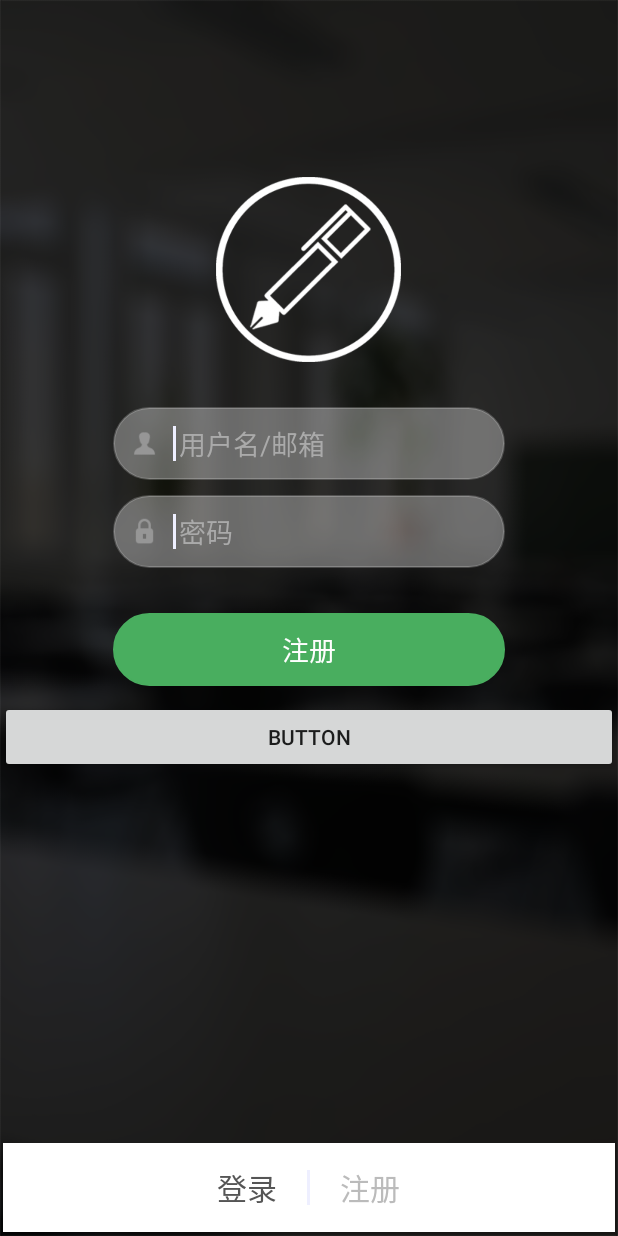
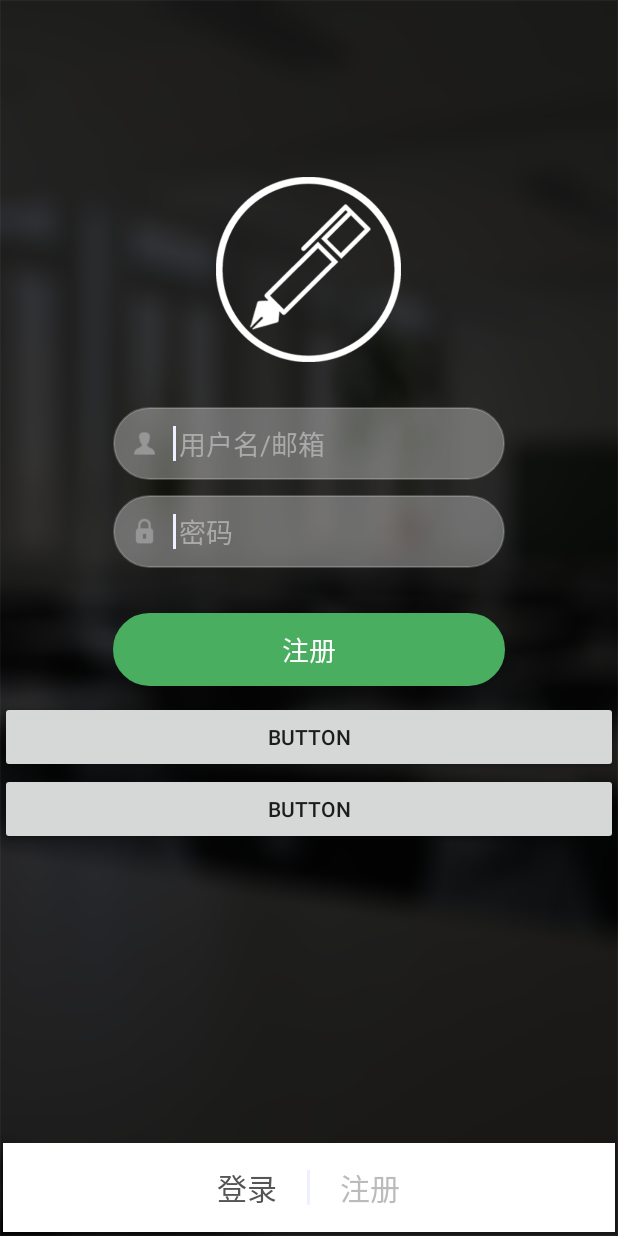
Before and after one commit to JackYanx/ClassAssistant, an Android app: the screen it shows after launch (AuthenticationActivity), on a phone screen of 412 x 824 dp. Run offline under Robolectric (Android 15) with nearby library versions, the phone set to English and light mode, and no system bars.

```diff
--- a/app/src/main/java/com/zeromirai/classassistant/authentication/fragment/LoginFragment.java
+++ b/app/src/main/java/com/zeromirai/classassistant/authentication/fragment/LoginFragment.java
@@ -15,6 +15,7 @@ import android.widget.EditText;
 import android.widget.LinearLayout;
 
 import com.zeromirai.classassistant.R;
+import com.zeromirai.classassistant.fee.FeeActivity;
 import com.zeromirai.classassistant.schedule.ScheduleActivity;
 
 /**
@@ -31,7 +32,7 @@ public class LoginFragment extends Fragment {
     private LinearLayout linearLayout_btn_login;
 
 
-    private Button button1;
+    private Button button1,button2;  //button1  button2分别用于跳转到scheduleActivity和feeActivity
 
 
     public LoginFragment() {
@@ -64,6 +65,14 @@ public class LoginFragment extends Fragment {
             @Override
             public void onClick(View view) {
                 startActivity(new Intent(getActivity(), ScheduleActivity.class));
+
+            }
+        });
+        button2=(Button)view.findViewById(R.id.clickFee);
+        button2.setOnClickListener(new View.OnClickListener() {
+            @Override
+            public void onClick(View view) {
+                startActivity(new Intent(getActivity(), FeeActivity.class));
 
             }
         });
--- a/app/src/main/res/layout/fragment_login.xml
+++ b/app/src/main/res/layout/fragment_login.xml
@@ -133,5 +133,12 @@
         android:id="@+id/clickTimetable"
         android:layout_weight="1" />
 
+    <Button
+        android:text="Button"
+        android:layout_width="match_parent"
+        android:layout_height="wrap_content"
+        android:id="@+id/clickFee"
+        android:layout_weight="1" />
+
 
 </LinearLayout>
```
Also changed, not shown: app/src/main/AndroidManifest.xml (+4 -4 lines), app/src/main/java/com/zeromirai/classassistant/fee/FeeActivity.java (added, +158 -0 lines), app/src/main/res/layout/activity_fee.xml (added, +59 -0 lines).
